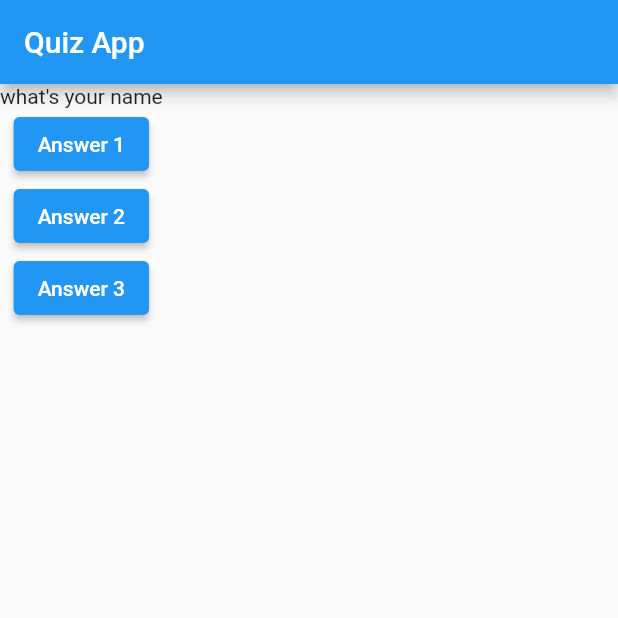
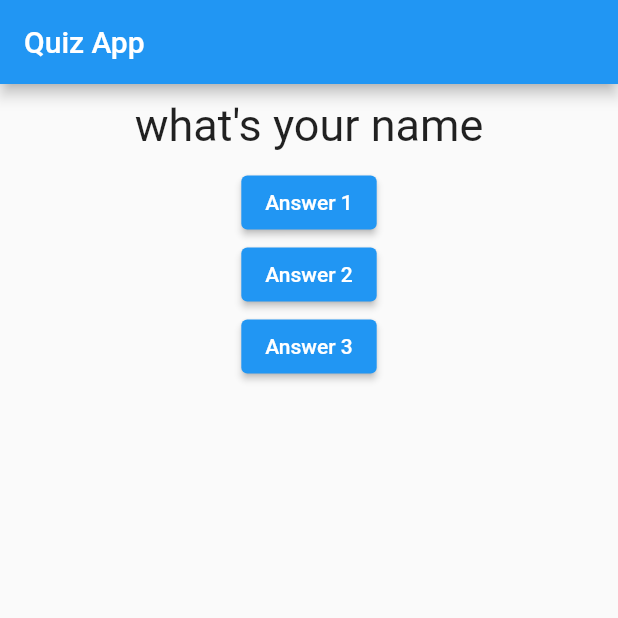
Before and after one commit to SohendarRana/Flutterbasicquizapp, a Flutter app: the screen it shows after launch, on a phone screen of 412 x 824 dp, the top half of it. Run offline on Flutter 3.47's test engine with Material 2 defaults, Android fonts, the phone set to English and light mode, and no system bars.

Commit message:
made quetion.dart file

```diff
--- a/lib/main.dart
+++ b/lib/main.dart
@@ -1,4 +1,6 @@
 import 'package:flutter/material.dart';
+
+import './question.dart';
 
 void main() {
   runApp(MyApp());
@@ -6,10 +8,10 @@ void main() {
 
 class MyApp extends StatefulWidget {
   @override
-  State<MyApp> createState() => MyAppState();
+  State<MyApp> createState() => _MyAppState();
 }
 
-class MyAppState extends State<MyApp> {
+class _MyAppState extends State<MyApp> {
   var questionIndex = 0;
 
   void answerselect() {
@@ -33,7 +35,7 @@ class MyAppState extends State<MyApp> {
           ),
           body: Column(
             children: [
-              Text(questions[questionIndex]),
+              Questions(questions[questionIndex]),
               ElevatedButton(
                 child: Text("Answer 1"),
                 onPressed: answerselect,
--- /dev/null
+++ b/lib/question.dart
@@ -0,0 +1,19 @@
+import 'package:flutter/material.dart';
+
+class Questions extends StatelessWidget {
+  final String questionsText;
+
+  Questions(this.questionsText);
+
+  @override
+  Widget build(BuildContext context) {
+    return Container(
+        width: double.infinity,
+        margin: EdgeInsets.all(10),
+        child: Text(
+          questionsText,
+          style: TextStyle(fontSize: 30),
+          textAlign: TextAlign.center,
+        ));
+  }
+}
```
